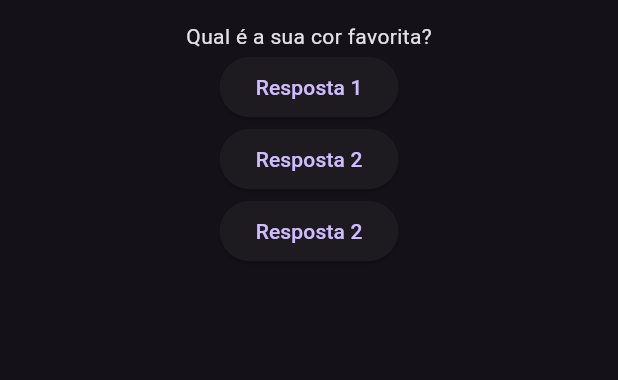
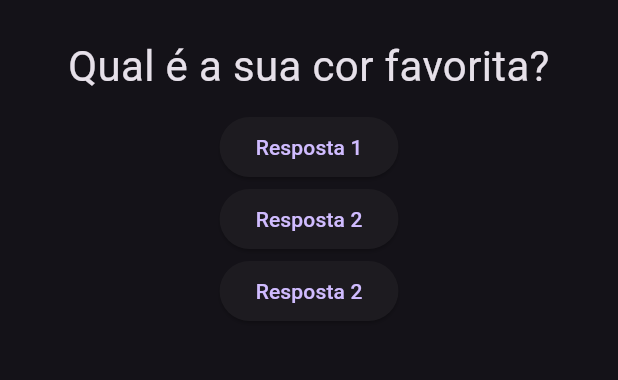
Before and after one commit to murilomonte/estudos-flutter, a Flutter app: the screen it shows after launch, on a phone screen of 412 x 824 dp, the part 63-443 px from its top. Run offline on Flutter 3.47's test engine with Material 3 defaults, Android fonts, the phone set to English and light mode, and no system bars.

Commit message:
feat: widget Questao criado

```diff
--- a/exercicios/projeto_perguntas/lib/main.dart
+++ b/exercicios/projeto_perguntas/lib/main.dart
@@ -40,11 +40,10 @@
             appBar: AppBar(
               title: const Text('Perguntas'),
             ),
-            body: Center(
-              child: Column(
+            body: Column(
               children: [
                 // Não pode ser um widget const pois a pergunta pode mudar.
-                  Text(perguntas[_perguntaSelecionada]),
+                Questao(perguntas[_perguntaSelecionada]),
                 // ElevatedButton -> widget que gera um botão
                 // Não pode ser const pois o botão vai mudar.
                 ElevatedButton(
@@ -54,7 +53,6 @@
                 ElevatedButton(
                     onPressed: _responder, child: const Text('Resposta 2')),
               ],
-              ),
             )));
   }
 }
--- /dev/null
+++ b/exercicios/projeto_perguntas/lib/questao.dart
@@ -0,0 +1,25 @@
+import 'package:flutter/material.dart';
+
+class Questao extends StatelessWidget {
+  final String texto;
+
+  const Questao(this.texto, {super.key});
+
+  @override
+  Widget build(BuildContext context) {
+    // Há um erro quando utiliza o Widget Container apenas com um width defindo, pois é preferível utilizar o widget SizedBox quando deseja adicionar espaços em branco em um layout.
+    // https://dart.dev/tools/diagnostic-messages?utm_source=dartdev&utm_medium=redir&utm_id=diagcode&utm_content=sized_box_for_whitespace#sized_box_for_whitespace
+    // Ao adicionar outras propriedades, como um margin, funciona normal.
+    return Container(
+      width: double.infinity,
+      margin: const EdgeInsets.all(10),
+      child: Text(
+        texto,
+        style: const TextStyle(
+          fontSize: 28,
+        ),
+        textAlign: TextAlign.center,
+      ),
+    );
+  }
+}
```
Lines whose indentation alone changed are shown as unchanged.
